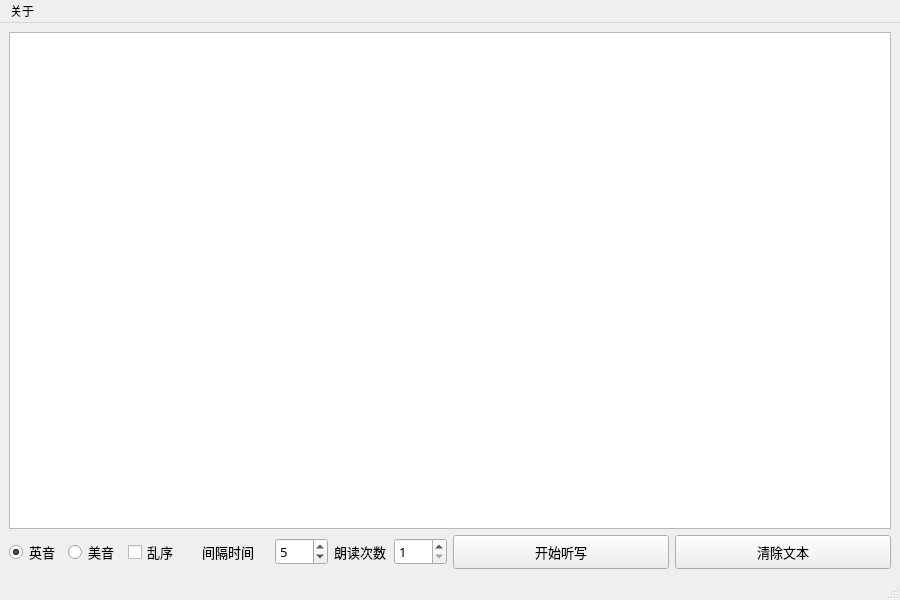
Before: the Qt Designer form src/ui/randomDictation.ui in fennland/dictation-tool, drawn with Qt 5.
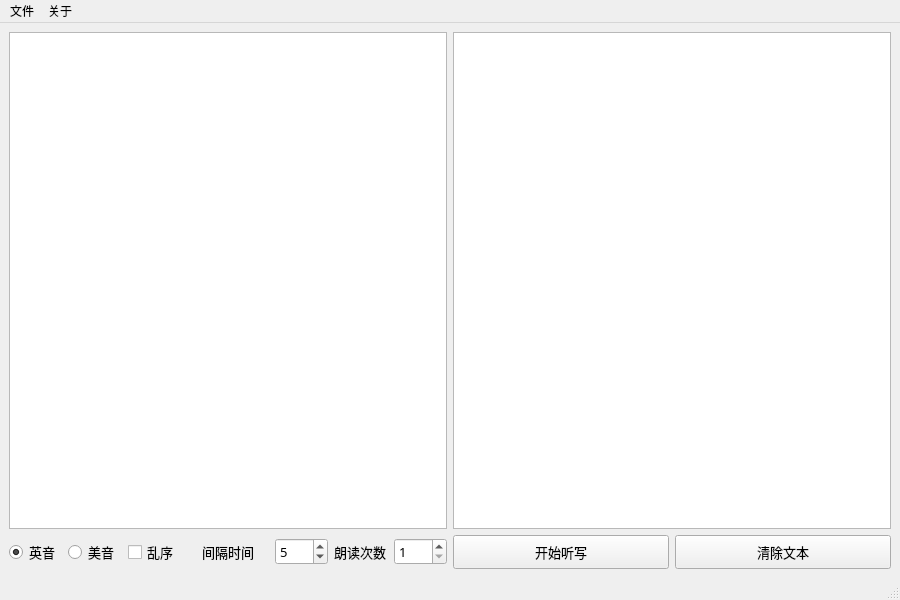
After: the same form once the commit is applied.

Diff of the .ui file:
```diff
--- a/src/ui/randomDictation.ui
+++ b/src/ui/randomDictation.ui
@@ -24,8 +24,8 @@
   </property>
   <property name="maximumSize">
    <size>
-    <width>900</width>
-    <height>900</height>
+    <width>1280</width>
+    <height>1280</height>
    </size>
   </property>
   <property name="windowTitle">
@@ -34,6 +34,8 @@
   <widget class="QWidget" name="centralwidget">
    <layout class="QVBoxLayout" name="verticalLayout">
     <item>
+     <layout class="QHBoxLayout" name="horizontalLayout_4">
+      <item>
      <widget class="QPlainTextEdit" name="plainTextEdit">
       <property name="minimumSize">
        <size>
@@ -50,6 +52,21 @@
      </widget>
     </item>
     <item>
+       <widget class="QListWidget" name="listWidget">
+        <property name="editTriggers">
+         <set>QAbstractItemView::NoEditTriggers</set>
+        </property>
+        <property name="defaultDropAction">
+         <enum>Qt::IgnoreAction</enum>
+        </property>
+        <property name="selectionMode">
+         <enum>QAbstractItemView::SingleSelection</enum>
+        </property>
+       </widget>
+      </item>
+     </layout>
+    </item>
+    <item>
      <layout class="QHBoxLayout" name="horizontalLayout_3">
       <item>
        <layout class="QHBoxLayout" name="horizontalLayout">
@@ -250,6 +267,18 @@
     <addaction name="actionLog"/>
     <addaction name="actionVersion"/>
    </widget>
+   <widget class="QMenu" name="menu_2">
+    <property name="title">
+     <string>文件</string>
+    </property>
+    <addaction name="actionFileOpen"/>
+    <addaction name="actionFileSave"/>
+    <addaction name="actionFileSavedAs"/>
+    <addaction name="separator"/>
+    <addaction name="actionExpert"/>
+    <addaction name="actionExpertAll"/>
+   </widget>
+   <addaction name="menu_2"/>
    <addaction name="menu"/>
   </widget>
   <widget class="QStatusBar" name="statusbar"/>
```
Left out of the diff: 35 changed lines with no effect on the pictures. Lines whose indentation alone changed are shown as unchanged.
